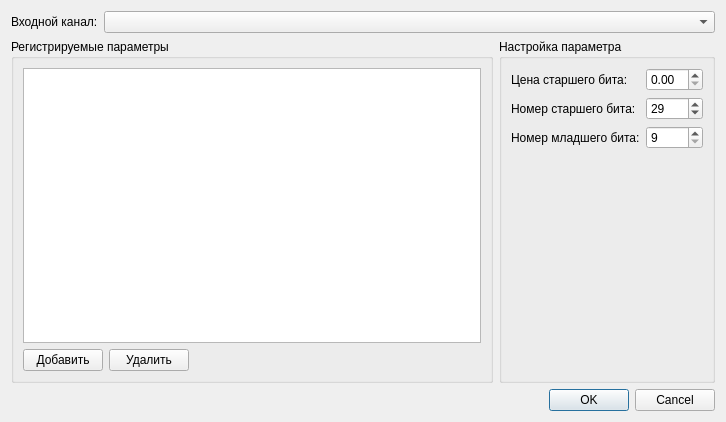
This is formconfparamsdevice.ui in usazankov/AnalyzerBoardInformation as Qt 5 draws it before an edit. The edited form follows.
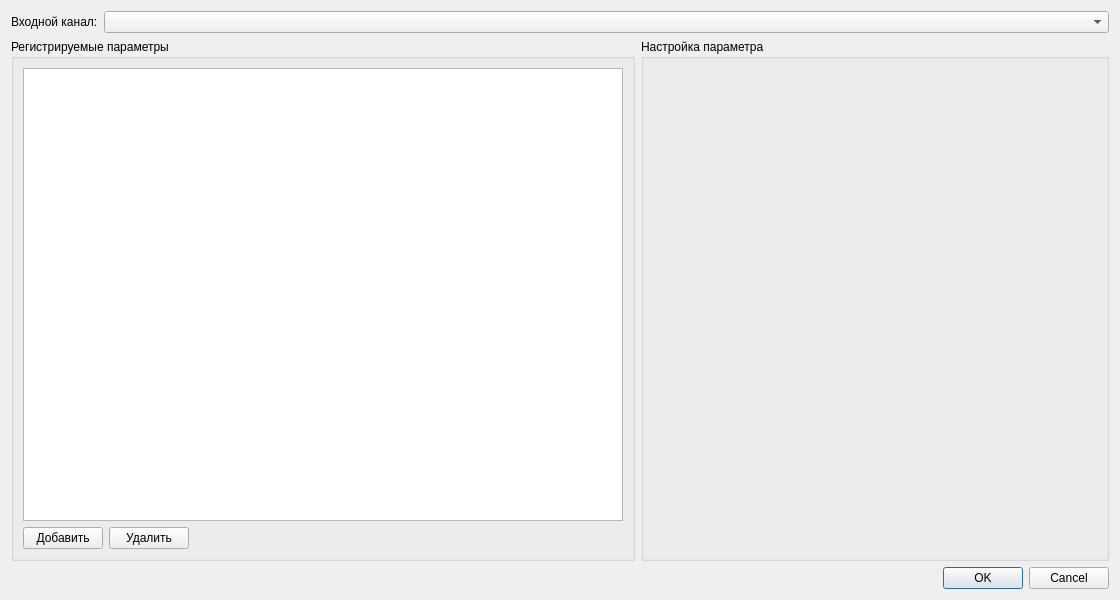
This is the edited form.

What changed in the file:
```diff
--- a/formconfparamsdevice.ui
+++ b/formconfparamsdevice.ui
@@ -6,10 +6,28 @@
    <rect>
     <x>0</x>
     <y>0</y>
-    <width>726</width>
-    <height>422</height>
+    <width>1120</width>
+    <height>600</height>
    </rect>
   </property>
+  <property name="sizePolicy">
+   <sizepolicy hsizetype="Fixed" vsizetype="Fixed">
+    <horstretch>0</horstretch>
+    <verstretch>0</verstretch>
+   </sizepolicy>
+  </property>
+  <property name="minimumSize">
+   <size>
+    <width>950</width>
+    <height>600</height>
+   </size>
+  </property>
+  <property name="maximumSize">
+   <size>
+    <width>1120</width>
+    <height>600</height>
+   </size>
+  </property>
   <property name="windowTitle">
    <string>Dialog</string>
   </property>
@@ -44,6 +62,24 @@
         </property>
         <item>
          <widget class="QTableView" name="tableView">
+          <property name="sizePolicy">
+           <sizepolicy hsizetype="Fixed" vsizetype="Expanding">
+            <horstretch>0</horstretch>
+            <verstretch>0</verstretch>
+           </sizepolicy>
+          </property>
+          <property name="minimumSize">
+           <size>
+            <width>600</width>
+            <height>0</height>
+           </size>
+          </property>
+          <property name="horizontalScrollBarPolicy">
+           <enum>Qt::ScrollBarAsNeeded</enum>
+          </property>
+          <property name="sizeAdjustPolicy">
+           <enum>QAbstractScrollArea::AdjustToContents</enum>
+          </property>
           <property name="dragEnabled">
            <bool>false</bool>
           </property>
@@ -130,65 +166,7 @@
        <property name="title">
         <string>Настройка параметра</string>
        </property>
-       <layout class="QVBoxLayout" name="verticalLayout_4">
-        <item>
-         <layout class="QFormLayout" name="formLayout_2">
-          <property name="sizeConstraint">
-           <enum>QLayout::SetFixedSize</enum>
-          </property>
-          <property name="labelAlignment">
-           <set>Qt::AlignLeading|Qt::AlignLeft|Qt::AlignTop</set>
-          </property>
-          <item row="1" column="0">
-           <widget class="QLabel" name="label_3">
-            <property name="text">
-             <string>Цена старшего бита:</string>
-            </property>
-           </widget>
-          </item>
-          <item row="1" column="1">
-           <widget class="QDoubleSpinBox" name="doubleSpinBox"/>
-          </item>
-          <item row="2" column="0">
-           <widget class="QLabel" name="label_5">
-            <property name="text">
-             <string>Номер старшего бита:</string>
-            </property>
-           </widget>
-          </item>
-          <item row="2" column="1">
-           <widget class="QSpinBox" name="spinBox">
-            <property name="minimum">
-             <number>9</number>
-            </property>
-            <property name="maximum">
-             <number>30</number>
-            </property>
-            <property name="value">
-             <number>29</number>
-            </property>
-           </widget>
-          </item>
-          <item row="3" column="0">
-           <widget class="QLabel" name="label_6">
-            <property name="text">
-             <string>Номер младшего бита:</string>
-            </property>
-           </widget>
-          </item>
-          <item row="3" column="1">
-           <widget class="QSpinBox" name="spinBox_2">
-            <property name="minimum">
-             <number>9</number>
-            </property>
-            <property name="maximum">
-             <number>29</number>
-            </property>
-           </widget>
-          </item>
-         </layout>
-        </item>
-       </layout>
+       <layout class="QVBoxLayout" name="verticalLayout_4"/>
       </widget>
      </item>
     </layout>
```
Left out of the diff: 6 changed lines with no effect on the pictures.
